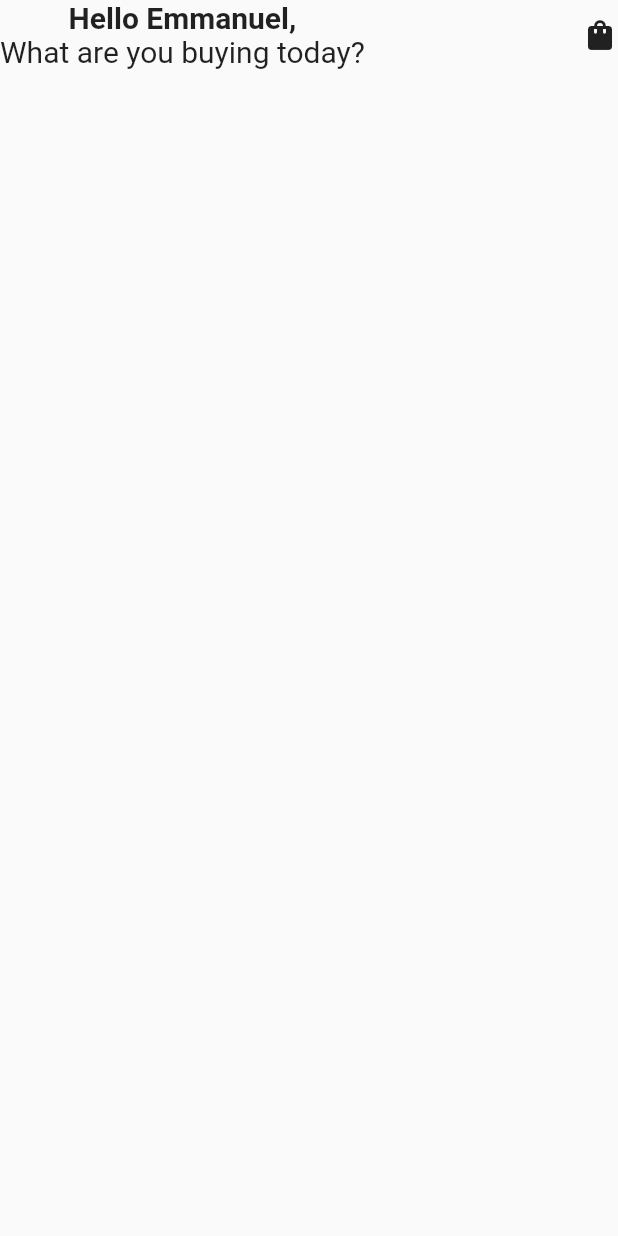
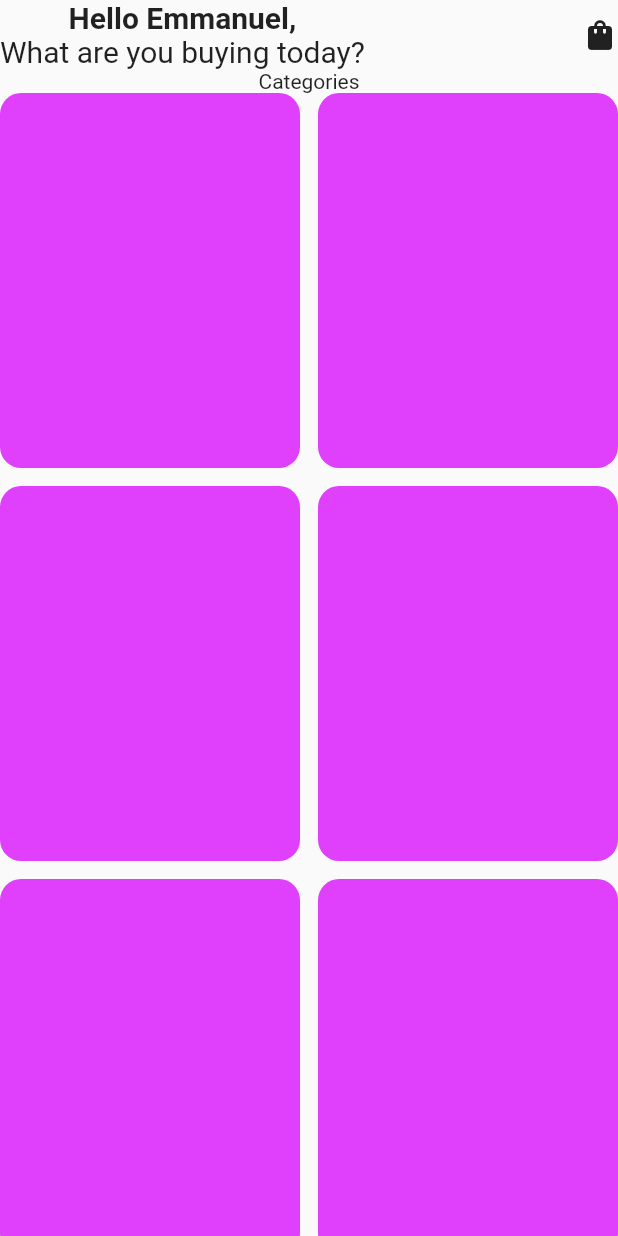
Before and after one commit to SinjinxJohn/potential-octo-couscous, a Flutter app: the screen it shows after launch, on a phone screen of 412 x 824 dp. Run offline on Flutter 3.47's test engine with Material 2 defaults, Android fonts, the phone set to English and light mode, and no system bars.

Commit message:
added grid view

```diff
--- a/frontend/lib/HomePage.dart
+++ b/frontend/lib/HomePage.dart
@@ -1,7 +1,7 @@
 import 'package:flutter/material.dart';
 import 'package:flutter/src/widgets/framework.dart';
 import 'package:flutter/src/widgets/placeholder.dart';
-
+import 'package:frontend/gridview.dart';
 class HomePage extends StatefulWidget {
   const HomePage({super.key});
 
@@ -13,7 +13,8 @@ class _HomePageState extends State<HomePage> {
   @override
   Widget build(BuildContext context) {
     return Scaffold(
-      body: Column(children: [
+      body: SingleChildScrollView(
+        child: Column(children: [
           Container(
             child: Row(children: [
               Column(
@@ -27,8 +28,14 @@ class _HomePageState extends State<HomePage> {
                 child: Icon(Icons.shopping_bag),
               )
             ]),
+          ),
+          Text("Categories"),
+          GridB()
+
+
+          ],),
       )
-      ]),
+
       );
   }
 }
--- /dev/null
+++ b/frontend/lib/gridview.dart
@@ -0,0 +1,31 @@
+import 'package:flutter/material.dart';
+import 'package:flutter/src/widgets/framework.dart';
+import 'package:flutter/src/widgets/placeholder.dart';
+
+class GridB extends StatefulWidget {
+  const GridB({super.key});
+
+  @override
+  State<GridB> createState() => _GridBState();
+}
+
+class _GridBState extends State<GridB> {
+  @override
+  Widget build(BuildContext context) {
+    return GridView.builder(
+      physics: NeverScrollableScrollPhysics(),
+      shrinkWrap: true,
+      itemCount: 8,
+
+      gridDelegate: SliverGridDelegateWithFixedCrossAxisCount(mainAxisExtent: 250,crossAxisCount: 2,crossAxisSpacing: 12.0,mainAxisSpacing: 12.0), itemBuilder: (_,idex){
+        return Container(
+          decoration: BoxDecoration(
+            borderRadius: BorderRadius.circular(14),
+            color: Colors.purpleAccent
+          ),
+          // color: Colors.purpleAccent,
+        );
+
+      });
+  }
+}
--- a/frontend/lib/main.dart
+++ b/frontend/lib/main.dart
@@ -12,6 +12,7 @@ class MyApp extends StatelessWidget {
   @override
   Widget build(BuildContext context) {
     return MaterialApp(
+      debugShowCheckedModeBanner: false,
       title: 'Flutter Demo',
       theme: ThemeData(
         // This is the theme of your application.
```
Lines whose indentation alone changed are shown as unchanged.
